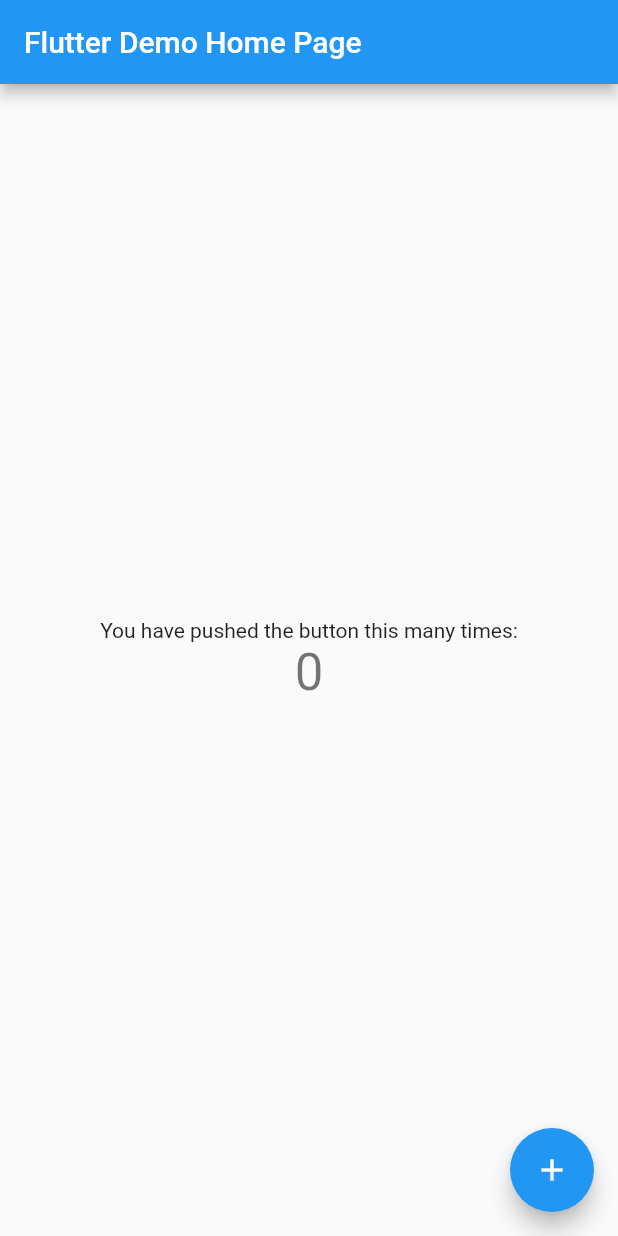
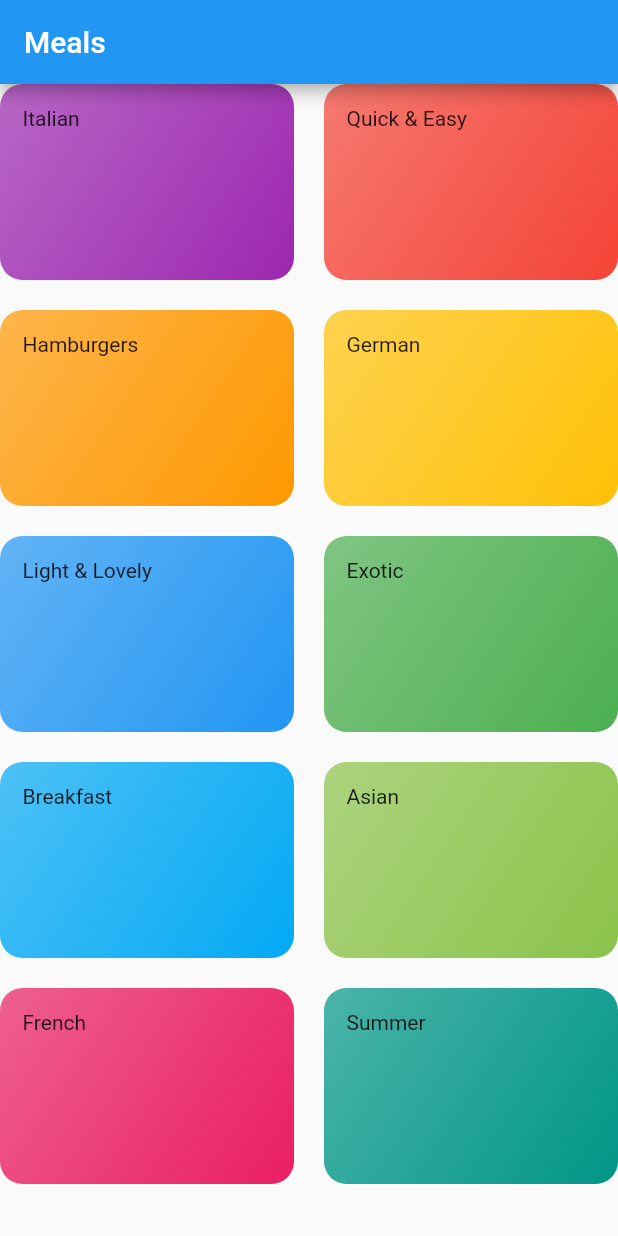
Before and after one commit to MarineZuh/meals_app, a Flutter app: the screen it shows after launch, on a phone screen of 412 x 824 dp. Run offline on Flutter 3.47's test engine with Material 2 defaults, Android fonts, the phone set to English and light mode, and no system bars.

Commit message:
tela categorias e models de categoria

```diff
--- /dev/null
+++ b/lib/categories_screen.dart
@@ -0,0 +1,28 @@
+import 'package:flutter/material.dart';
+
+import './dummy-data.dart';
+import './categoryItem.dart';
+
+class CategoriesScreen extends StatelessWidget {
+  const CategoriesScreen({Key key}) : super(key: key);
+
+  @override
+  Widget build(BuildContext context) {
+    return Scaffold(
+      appBar: AppBar(
+        title: const Text('Meals'),
+      ),
+      body: GridView(
+        children: DUMMY_CATEGORIES
+            .map((catData) => CategoryItem(catData.title, catData.color))
+            .toList(),
+        gridDelegate: SliverGridDelegateWithMaxCrossAxisExtent(
+          maxCrossAxisExtent: 200,
+          childAspectRatio: 3 / 2,
+          crossAxisSpacing: 20,
+          mainAxisSpacing: 20,
+        ),
+      ),
+    );
+  }
+}
--- /dev/null
+++ b/lib/categoryItem.dart
@@ -0,0 +1,28 @@
+import 'package:flutter/material.dart';
+
+
+class CategoryItem extends StatelessWidget {
+  final String title;
+  final Color color;
+
+  const CategoryItem(this.title, this.color);
+
+  @override
+  Widget build(BuildContext context) {
+    return Container(
+      padding: const EdgeInsets.all(15),
+      child: Text(title),
+      decoration: BoxDecoration(
+        gradient: LinearGradient(
+          colors: [
+            color.withOpacity(0.7),
+            color,
+          ],
+          begin: Alignment.topLeft,
+          end: Alignment.bottomRight,
+        ),
+        borderRadius: BorderRadius.circular(15),
+      ),
+    );
+  }
+}
--- /dev/null
+++ b/lib/dummy-data.dart
@@ -0,0 +1,56 @@
+import 'package:flutter/material.dart';
+
+import './models/category.dart';
+
+const DUMMY_CATEGORIES = const [
+  Category(
+    id: 'c1',
+    title: 'Italian',
+    color: Colors.purple,
+  ),
+  Category(
+    id: 'c2',
+    title: 'Quick & Easy',
+    color: Colors.red,
+  ),
+  Category(
+    id: 'c3',
+    title: 'Hamburgers',
+    color: Colors.orange,
+  ),
+  Category(
+    id: 'c4',
+    title: 'German',
+    color: Colors.amber,
+  ),
+  Category(
+    id: 'c5',
+    title: 'Light & Lovely',
+    color: Colors.blue,
+  ),
+  Category(
+    id: 'c6',
+    title: 'Exotic',
+    color: Colors.green,
+  ),
+  Category(
+    id: 'c7',
+    title: 'Breakfast',
+    color: Colors.lightBlue,
+  ),
+  Category(
+    id: 'c8',
+    title: 'Asian',
+    color: Colors.lightGreen,
+  ),
+  Category(
+    id: 'c9',
+    title: 'French',
+    color: Colors.pink,
+  ),
+  Category(
+    id: 'c10',
+    title: 'Summer',
+    color: Colors.teal,
+  ),
+];
--- a/lib/main.dart
+++ b/lib/main.dart
@@ -1,111 +1,18 @@
 import 'package:flutter/material.dart';
+
+import './categories_screen.dart';
 
 void main() => runApp(MyApp());
 
 class MyApp extends StatelessWidget {
-  // This widget is the root of your application.
   @override
   Widget build(BuildContext context) {
     return MaterialApp(
-      title: 'Flutter Demo',
+      title: 'Meals App',
       theme: ThemeData(
-        // This is the theme of your application.
-        //
-        // Try running your application with "flutter run". You'll see the
-        // application has a blue toolbar. Then, without quitting the app, try
-        // changing the primarySwatch below to Colors.green and then invoke
-        // "hot reload" (press "r" in the console where you ran "flutter run",
-        // or simply save your changes to "hot reload" in a Flutter IDE).
-        // Notice that the counter didn't reset back to zero; the application
-        // is not restarted.
         primarySwatch: Colors.blue,
       ),
-      home: MyHomePage(title: 'Flutter Demo Home Page'),
+      home:CategoriesScreen(),
     );
   }
 }
-
-class MyHomePage extends StatefulWidget {
-  MyHomePage({Key key, this.title}) : super(key: key);
-
-  // This widget is the home page of your application. It is stateful, meaning
-  // that it has a State object (defined below) that contains fields that affect
-  // how it looks.
-
-  // This class is the configuration for the state. It holds the values (in this
-  // case the title) provided by the parent (in this case the App widget) and
-  // used by the build method of the State. Fields in a Widget subclass are
-  // always marked "final".
-
-  final String title;
-
-  @override
-  _MyHomePageState createState() => _MyHomePageState();
-}
-
-class _MyHomePageState extends State<MyHomePage> {
-  int _counter = 0;
-
-  void _incrementCounter() {
-    setState(() {
-      // This call to setState tells the Flutter framework that something has
-      // changed in this State, which causes it to rerun the build method below
-      // so that the display can reflect the updated values. If we changed
-      // _counter without calling setState(), then the build method would not be
-      // called again, and so nothing would appear to happen.
-      _counter++;
-    });
-  }
-
-  @override
-  Widget build(BuildContext context) {
-    // This method is rerun every time setState is called, for instance as done
-    // by the _incrementCounter method above.
-    //
-    // The Flutter framework has been optimized to make rerunning build methods
-    // fast, so that you can just rebuild anything that needs updating rather
-    // than having to individually change instances of widgets.
-    return Scaffold(
-      appBar: AppBar(
-        // Here we take the value from the MyHomePage object that was created by
-        // the App.build method, and use it to set our appbar title.
-        title: Text(widget.title),
-      ),
-      body: Center(
-        // Center is a layout widget. It takes a single child and positions it
-        // in the middle of the parent.
-        child: Column(
-          // Column is also layout widget. It takes a list of children and
-          // arranges them vertically. By default, it sizes itself to fit its
-          // children horizontally, and tries to be as tall as its parent.
-          //
-          // Invoke "debug painting" (press "p" in the console, choose the
-          // "Toggle Debug Paint" action from the Flutter Inspector in Android
-          // Studio, or the "Toggle Debug Paint" command in Visual Studio Code)
-          // to see the wireframe for each widget.
-          //
-          // Column has various properties to control how it sizes itself and
-          // how it positions its children. Here we use mainAxisAlignment to
-          // center the children vertically; the main axis here is the vertical
-          // axis because Columns are vertical (the cross axis would be
-          // horizontal).
-          mainAxisAlignment: MainAxisAlignment.center,
-          children: <Widget>[
-            Text(
-              'You have pushed the button this many times:',
-            ),
-            Text(
-              '$_counter',
-              style: Theme.of(context).textTheme.display1,
-            ),
-          ],
-        ),
-      ),
-      floatingActionButton: FloatingActionButton(
-        onPressed: _incrementCounter,
-        tooltip: 'Increment',
-        child: Icon(Icons.add),
-      ), // This trailing comma makes auto-formatting nicer for build methods.
-    );
-  }
-}
--- /dev/null
+++ b/lib/models/category.dart
@@ -0,0 +1,13 @@
+import 'package:flutter/material.dart';
+
+class Category {
+  final String id;
+  final String title;
+  final Color color;
+
+  const Category({
+    @required this.id,
+    @required this.title,
+    this.color = Colors.orange
+  });
+}
```
Also changed, not shown: pubspec.lock, 1 other file.
